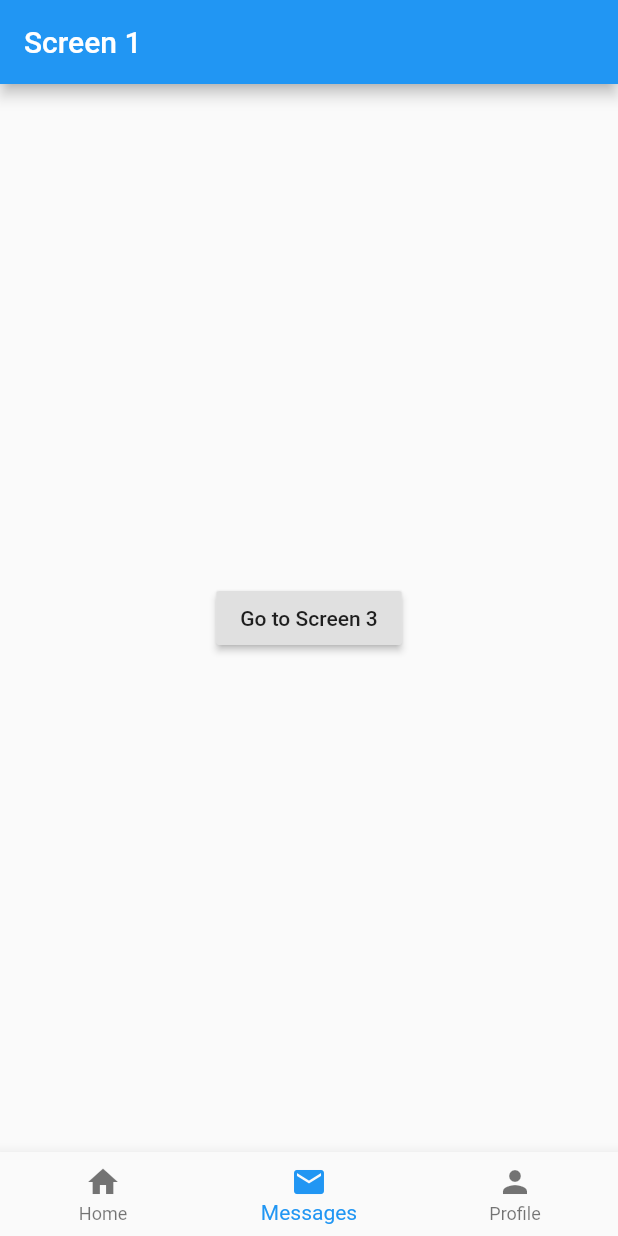
After one commit to ikeikeikeike/speech_to_text_app, a Flutter app: the screen it shows after launch, item 2 of the bottom bar chosen, on a phone screen of 412 x 824 dp. The commit adds this screen. Run offline on Flutter 3.47's test engine with Material 2 defaults, Android fonts, the phone set to English and light mode, and no system bars; missing offline and left inert: flutter_driver.

Commit message:
initial layout

```diff
--- a/analysis_options.yaml
+++ b/analysis_options.yaml
@@ -95,7 +95,7 @@ linter:
     - prefer_asserts_in_initializer_lists
     - prefer_collection_literals
     - prefer_conditional_assignment
-    - prefer_const_constructors
+    # - prefer_const_constructors
     - prefer_const_constructors_in_immutables
     - prefer_const_declarations
     - prefer_const_literals_to_create_immutables
--- a/lib/app.dart
+++ b/lib/app.dart
@@ -1,16 +1,99 @@
 import 'package:flutter/material.dart';
+//import 'package:flutter/cupertino.dart';
+//import 'package:flutter/cupertino.dart';
+//import 'package:flutter/foundation.dart';
+//import 'dart:developer';
 
-import 'header.dart';
+import 'ui/home/home.dart';
+import 'ui/message/message.dart';
+import 'ui/profile/profile.dart';
 
 class App extends StatelessWidget {
+  static Map<String, WidgetBuilder> routes = {
+    '/screen3': (BuildContext context) => Screen3(),
+  };
+
+  static Route<BuildContext> _getRoute(RouteSettings settings) {
+    final builder = routes[settings.name];
+    if (builder != null) {
+      return MaterialPageRoute(
+        settings: settings,
+        builder: builder,
+      );
+    }
+    return null;
+  }
+
   @override
   Widget build(BuildContext context) {
     return MaterialApp(
-      title: 'Flutter Demo',
-      theme: ThemeData(
-        primarySwatch: Colors.blue,
-      ),
-      home: ScrollableTabs(),
+      home: AppTabs(),
+      onGenerateRoute: _getRoute,
     );
   }
 }
+
+class AppTabs extends StatefulWidget {
+  const AppTabs() : super();
+
+  @override
+  _AppTabsState createState() => _AppTabsState();
+}
+
+class _AppTabsState extends State<AppTabs> with SingleTickerProviderStateMixin {
+  int currentIndex = 0;
+
+  List<Widget> tabLayout = [
+    Home(),
+    Message(),
+    Profile(),
+  ];
+
+  List<BottomNavigationBarItem> items = [
+    BottomNavigationBarItem(
+      icon: Icon(Icons.home),
+      title: Text('Home'),
+    ),
+    BottomNavigationBarItem(
+      icon: Icon(Icons.mail),
+      title: Text('Messages'),
+    ),
+    BottomNavigationBarItem(
+      icon: Icon(Icons.person),
+      title: Text('Profile'),
+    )
+  ];
+
+  @override
+  Widget build(BuildContext context) {
+    return Scaffold(
+      body: tabLayout[currentIndex],
+      bottomNavigationBar: BottomNavigationBar(
+          onTap: (int idx) {
+            setState(() {
+              currentIndex = idx;
+            });
+          },
+          currentIndex: currentIndex,
+          items: items),
+    );
+  }
+}
+
+class Screen3 extends StatelessWidget {
+  @override
+  Widget build(BuildContext context) {
+    return Scaffold(
+        appBar: AppBar(
+          title: const Text('Screen 3'), // screen title
+        ),
+        body: Center(
+          child: RaisedButton(
+            onPressed: () {
+              Navigator.of(context).pop();
+            },
+            child: const Text('Back'),
+          ),
+        ));
+  }
+}
--- /dev/null
+++ b/lib/ui/message/message.dart
@@ -0,0 +1,20 @@
+import 'package:flutter/material.dart';
+
+class Message extends StatelessWidget {
+  @override
+  Widget build(BuildContext context) {
+    return Scaffold(
+        // 1
+        appBar: AppBar(
+          title: const Text('Screen 1'), // screen title
+        ),
+        body: Center(
+          child: RaisedButton(
+            onPressed: () {
+              Navigator.of(context).pushNamed('/screen3');
+            },
+            child: const Text('Go to Screen 3'),
+          ),
+        ));
+  }
+}
--- /dev/null
+++ b/lib/ui/profile/profile.dart
@@ -0,0 +1,20 @@
+import 'package:flutter/material.dart';
+
+class Profile extends StatelessWidget {
+  @override
+  Widget build(BuildContext context) {
+    return Scaffold(
+        // 1
+        appBar: AppBar(
+          title: const Text('Screen 2'), // screen title
+        ),
+        body: Center(
+          child: RaisedButton(
+            onPressed: () {
+              Navigator.of(context).pushNamed('/screen3');
+            },
+            child: const Text('Go to Screen 3'),
+          ),
+        ));
+  }
+}
```
Also changed, not shown: lib/ui/home/home.dart (renamed from lib/header.dart, +6 -28 lines).
